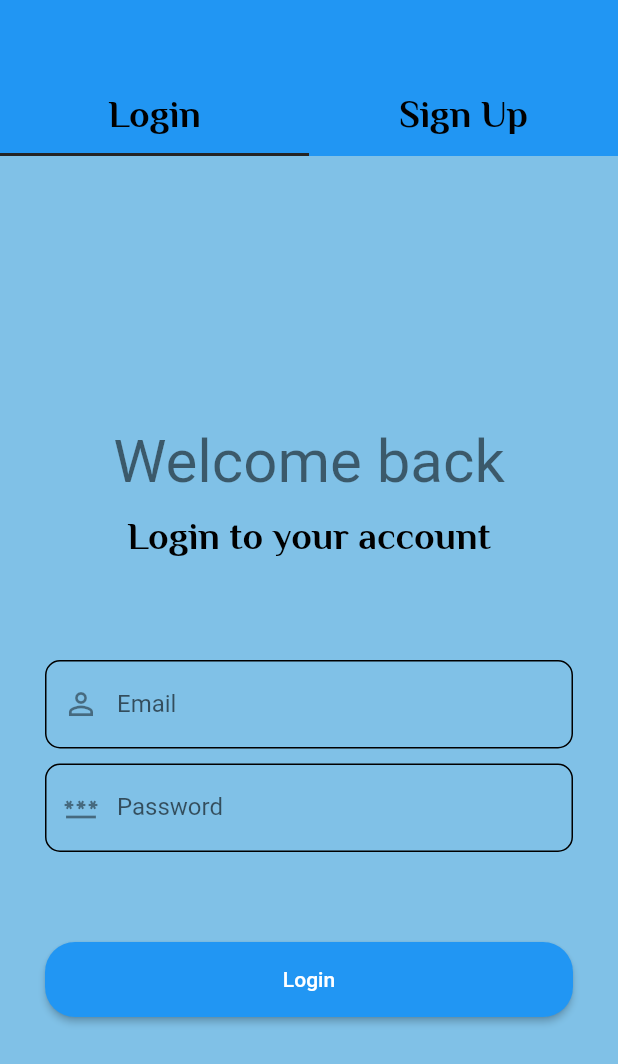
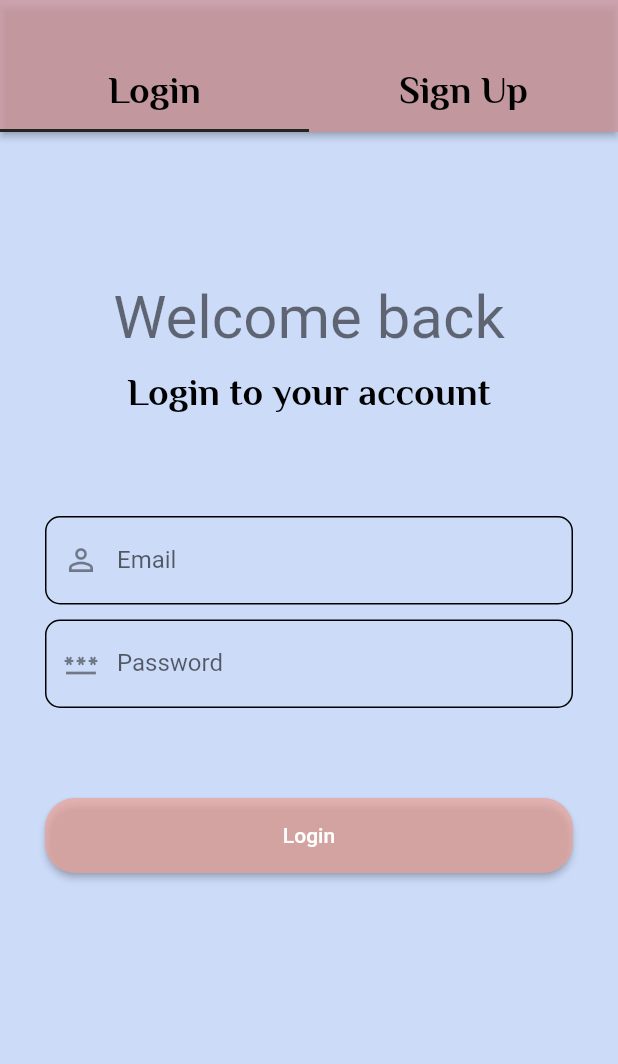
Before and after one commit to YasminKaram/ToDO, a Flutter app: the HomeLayout screen opened by its route, item 2 of the bottom bar chosen, after a tap on the "logout" icon, on a phone screen of 412 x 824 dp. Shown: the top 1064 px of the screen. Run offline on Flutter 3.47's test engine with Material 2 defaults, Android fonts, the phone set to English and light mode, and no system bars; our stand-ins replace calendar_timeline, cloud_firestore, firebase_auth, firebase_core, firebase_crashlytics, flutter_slidable and 2 more; accounts and stored records are empty; generated files the repository leaves out were written again.

Commit message:
last update

```diff
--- a/lib/Screens/Register/Login.dart
+++ /dev/null
@@ -1,127 +0,0 @@
-import 'package:flutter/material.dart';
-import 'package:provider/provider.dart';
-import 'package:todo/Provider/MyProvider.dart';
-import 'package:todo/Screens/Register/SignUp.dart';
-import 'package:todo/Shared/Firebase/Firebase_function.dart';
-import 'package:todo/layout/homeLayout.dart';
-
-class LoginScreen extends StatelessWidget {
-  @override
-  GlobalKey<FormState> formKey = GlobalKey();
-  var emailController = TextEditingController();
-  var passwordController = TextEditingController();
-
-  @override
-  Widget build(BuildContext context) {
-    var pro = Provider.of<MyProvider>(context);
-    return Scaffold(
-      backgroundColor: pro.mode == ThemeMode.dark
-          ? Colors.black
-          : Colors.blue.withOpacity(.5),
-      body: Form(
-        key: formKey,
-        child: SingleChildScrollView(
-          padding: const EdgeInsets.all(30.0),
-          child: Column(
-            children: [
-              const SizedBox(height: 150),
-              Text(
-                "Welcome back",
-                style: Theme.of(context).textTheme.headlineLarge,
-              ),
-              const SizedBox(height: 10),
-              Text(
-                "Login to your account",
-                style: Theme.of(context).textTheme.bodyMedium,
-              ),
-              const SizedBox(height: 60),
-              TextFormField(
-                controller: emailController,
-                keyboardType: TextInputType.name,
-                decoration: InputDecoration(
-                  labelText: "Email",
-                  prefixIcon: const Icon(Icons.person_outline),
-                  border: OutlineInputBorder(
-                    borderRadius: BorderRadius.circular(10),
-                  ),
-                  enabledBorder: OutlineInputBorder(
-                    borderRadius: BorderRadius.circular(10),
-                  ),
-                ),
-                validator: (String? value) {
-                  if (value == null || value.isEmpty) {
-                    return "Please enter Email.";
-                  }
-                  final bool emailValid = RegExp(
-                          r"^[a-zA-Z0-9.a-zA-Z0-9.!#$%&'*+-/=?^_`{|}~]+@[a-zA-Z0-9]+\.[a-zA-Z]+")
-                      .hasMatch(value);
-                  if (!emailValid) {
-                    return "Please enter valid email";
-                  }
-                  return null;
-                },
-              ),
-              const SizedBox(height: 10),
-              TextFormField(
-                controller: passwordController,
-                obscureText: true,
-                keyboardType: TextInputType.visiblePassword,
-                decoration: InputDecoration(
-                  labelText: "Password",
-                  prefixIcon: const Icon(Icons.password_outlined),
-                  border: OutlineInputBorder(
-                    borderRadius: BorderRadius.circular(10),
-                  ),
-                  enabledBorder: OutlineInputBorder(
-                    borderRadius: BorderRadius.circular(10),
-                  ),
-                ),
-                validator: (String? value) {
-                  if (value == null || value.isEmpty) {
-                    return "Please enter password.";
-                  }
-                  return null;
-                },
-              ),
-              const SizedBox(height: 60),
-              Column(
-                children: [
-                  ElevatedButton(
-                    style: ElevatedButton.styleFrom(
-                      minimumSize: const Size.fromHeight(50),
-                      shape: RoundedRectangleBorder(
-                        borderRadius: BorderRadius.circular(20),
-                      ),
-                    ),
-                    onPressed: () {
-                      if (formKey.currentState?.validate() ?? false) {
-                        FirebaseFunctions.login(
-                                emailController.text, passwordController.text, (){
-                                  pro.initUser();
-                                  Navigator.pushNamedAndRemoveUntil(context,HomeLayout.routeName,
-                                          (route) => false,
-                                  );
-
-                        },(errorMessag){
-                                  showDialog(context: context, builder:(context) => AlertDialog(title: Text("Error"),
-                                  content: Text(errorMessag),actions: [
-                                    ElevatedButton(onPressed: (){
-                                      Navigator.pop(context);
-                                    }, child: Text("Okay"))
-                                      ]),
-                                  );
-                        });
-
-                      }
-                    },
-                    child: const Text("Login"),
-                  ),
-                ],
-              ),
-            ],
-          ),
-        ),
-      ),
-    );
-  }
-}
--- /dev/null
+++ b/lib/Screens/Register/Login_tab/Login.dart
@@ -0,0 +1,151 @@
+import 'package:flutter/material.dart';
+import 'package:provider/provider.dart';
+import 'package:todo/Base.dart';
+import 'package:todo/Provider/MyProvider.dart';
+import 'package:todo/Screens/Register/Login_tab/LoginConnecter.dart';
+import 'package:todo/Screens/Register/Login_tab/LoginViewModel.dart';
+import 'package:todo/Screens/Register/SignUp.dart';
+import 'package:todo/Shared/Firebase/Firebase_function.dart';
+import 'package:todo/Shared/style/Colors.dart';
+import 'package:todo/layout/homeLayout.dart';
+
+class LoginScreen extends StatefulWidget {
+  @override
+  State<LoginScreen> createState() => _LoginScreenState();
+}
+
+class _LoginScreenState extends BaseView<LoginViewModel,LoginScreen> implements LoginConnector {
+  @override
+  GlobalKey<FormState> formKey = GlobalKey();
+
+  var emailController = TextEditingController();
+
+  var passwordController = TextEditingController();
+
+  //LoginViewModel vmLogin = LoginViewModel();
+
+  @override
+  void initState() {
+    // TODO: implement initState
+    super.initState();
+    viewModel.connector=this;
+  }
+
+  @override
+  Widget build(BuildContext context) {
+    var pro = Provider.of<MyProvider>(context);
+    return ChangeNotifierProvider(
+      create: (context) => viewModel,
+      builder: (context, child) => Scaffold(
+        backgroundColor: pro.mode == ThemeMode.dark
+            ? Colors.black
+            : Colors.white60,
+        body: Form(
+          key: formKey,
+          child: SingleChildScrollView(
+            padding:  EdgeInsets.only(left: 30.0,right: 30.0,bottom: 10.0),
+            child: Column(
+
+              children: [
+                const SizedBox(height: 100),
+                Text(
+                  "Welcome back",
+                  style: Theme.of(context).textTheme.headlineLarge,
+                ),
+                const SizedBox(height: 10),
+                Text(
+                  "Login to your account",
+                  style: Theme.of(context).textTheme.bodyMedium,
+                ),
+                const SizedBox(height: 60),
+                TextFormField(
+                  controller: emailController,
+                  keyboardType: TextInputType.name,
+                  decoration: InputDecoration(
+                    labelText: "Email",
+                    prefixIcon: const Icon(Icons.person_outline),
+                    border: OutlineInputBorder(
+                      borderRadius: BorderRadius.circular(10),
+                    ),
+                    enabledBorder: OutlineInputBorder(
+                      borderRadius: BorderRadius.circular(10),
+                    ),
+                  ),
+                  validator: (String? value) {
+                    if (value == null || value.isEmpty) {
+                      return "Please enter Email.";
+                    }
+                    final bool emailValid = RegExp(
+                            r"^[a-zA-Z0-9.a-zA-Z0-9.!#$%&'*+-/=?^_`{|}~]+@[a-zA-Z0-9]+\.[a-zA-Z]+")
+                        .hasMatch(value);
+                    if (!emailValid) {
+                      return "Please enter valid email";
+                    }
+                    return null;
+                  },
+                ),
+                const SizedBox(height: 10),
+                TextFormField(
+                  controller: passwordController,
+                  obscureText: true,
+                  keyboardType: TextInputType.visiblePassword,
+                  decoration: InputDecoration(
+                    labelText: "Password",
+                    prefixIcon: const Icon(Icons.password_outlined),
+                    border: OutlineInputBorder(
+                      borderRadius: BorderRadius.circular(10),
+                    ),
+                    enabledBorder: OutlineInputBorder(
+                      borderRadius: BorderRadius.circular(10),
+                    ),
+                  ),
+                  validator: (String? value) {
+                    if (value == null || value.isEmpty) {
+                      return "Please enter password.";
+                    }
+                    return null;
+                  },
+                ),
+                const SizedBox(height: 60),
+                Column(
+                  children: [
+                    ElevatedButton(
+                      style: ElevatedButton.styleFrom(
+                        minimumSize: const Size.fromHeight(50),
+                        shape: RoundedRectangleBorder(
+                          borderRadius: BorderRadius.circular(20),
+                        ),
+                        backgroundColor:  primaryColor.withOpacity(0.7)
+                      ),
+                      onPressed: () {
+                        if (formKey.currentState?.validate() ?? false) {
+                          viewModel.login(
+                              emailController.text, passwordController.text
+                          );
+                        }
+                      },
+                      child: const Text("Login"),
+                    ),
+                  ],
+                ),
+              ],
+            ),
+          ),
+        ),
+      ),
+    );
+  }
+
+  @override
+  goToHome() {
+    Navigator.pushNamedAndRemoveUntil(
+        context, HomeLayout.routeName, (route) => false);
+  }
+
+  @override
+  LoginViewModel initMyViewModel() {
+   return LoginViewModel();
+  }
+
+
+}
--- a/lib/Screens/Register/Register.dart
+++ b/lib/Screens/Register/Register.dart
@@ -1,6 +1,7 @@
 import 'package:flutter/material.dart';
-import 'package:todo/Screens/Register/Login.dart';
+import 'package:todo/Screens/Register/Login_tab/Login.dart';
 import 'package:todo/Screens/Register/SignUp.dart';
+import 'package:todo/Shared/style/Colors.dart';
 
 class RegisterScreen extends StatelessWidget {
 static const String routeName="Register";
@@ -9,11 +10,16 @@ static const String routeName="Register";
   Widget build(BuildContext context) {
     return DefaultTabController(
         length: 2,
+        child: SafeArea(
           child: Scaffold(
             appBar: AppBar(
+              elevation: 2,
+              toolbarHeight: 40,
+              backgroundColor: primaryColor.withOpacity(0.7),
               bottom: TabBar(
+
                 tabs: [
-                Tab(child: Text("Login",style:Theme.of(context).textTheme.bodyMedium,)),
+                  Tab(child: Text("Login",style:Theme.of(context).textTheme.bodyMedium,),),
                   Tab(child: Text("Sign Up",style:Theme.of(context).textTheme.bodyMedium),),
                 ],
               ),
@@ -22,6 +28,7 @@ static const String routeName="Register";
               LoginScreen(),
               SignupScreen()
             ]),
+          ),
         ));
   }
 }
--- a/lib/Screens/Register/SignUp.dart
+++ b/lib/Screens/Register/SignUp.dart
@@ -3,6 +3,7 @@ import 'package:provider/provider.dart';
 import 'package:todo/Provider/MyProvider.dart';
 import 'package:todo/Screens/Register/Register.dart';
 import 'package:todo/Shared/Firebase/Firebase_function.dart';
+import 'package:todo/Shared/style/Colors.dart';
 import 'package:todo/layout/homeLayout.dart';
 
 class SignupScreen extends StatelessWidget {
@@ -18,7 +19,7 @@ class SignupScreen extends StatelessWidget {
     return Scaffold(
       backgroundColor: pro.mode == ThemeMode.dark
           ? Colors.black
-          : Colors.blue.withOpacity(.5),
+          : Colors.white60,
       body: Form(
         key: formKey,
         child: SingleChildScrollView(
@@ -130,6 +131,7 @@ class SignupScreen extends StatelessWidget {
                       shape: RoundedRectangleBorder(
                         borderRadius: BorderRadius.circular(20),
                       ),
+                      backgroundColor:  primaryColor.withOpacity(0.7)
                     ),
                     onPressed: () {
                       if (formKey.currentState?.validate() ?? false) {
--- a/lib/Screens/Tasks/TaskItem.dart
+++ b/lib/Screens/Tasks/TaskItem.dart
@@ -45,8 +45,8 @@ class TaskItem extends StatelessWidget {
               },
               spacing: 0,
               label: "Edit",
-              icon: Icons.delete,
-              backgroundColor: Colors.blue,
+              icon: Icons.edit,
+              backgroundColor:Color(0xff476DB3),
             )
           ]),
           child: Padding(
@@ -94,7 +94,7 @@ class TaskItem extends StatelessWidget {
                               EdgeInsets.symmetric(horizontal: 15, vertical: 5),
                           decoration: BoxDecoration(
                               borderRadius: BorderRadius.circular(8),
-                              color: Colors.blue),
+                              color: primaryColor.withOpacity(0.7)),
                           child: Icon(
                             Icons.check,
                             color: Colors.white,
--- /dev/null
+++ b/lib/Screens/Tasks/TaskTab/TaskTabConnector.dart
@@ -0,0 +1,6 @@
+import 'package:todo/Base.dart';
+
+abstract class Task_TabConnector extends BaseConnector{
+
+
+}
--- /dev/null
+++ b/lib/Screens/Tasks/TaskTab/Task_TabViewModel.dart
@@ -0,0 +1,38 @@
+import 'package:cloud_firestore/cloud_firestore.dart';
+import 'package:firebase_auth/firebase_auth.dart';
+import 'package:flutter/material.dart';
+import 'package:todo/Base.dart';
+import 'package:todo/Models/TaskModel.dart';
+
+class Task_TabViewModel extends BaseViewModel<BaseConnector> {
+  CollectionReference<TaskModel> getTasksCollection() {
+    return FirebaseFirestore.instance
+        .collection("Tasks")
+        .withConverter<TaskModel>(
+      fromFirestore: (snapshot, options) {
+        return TaskModel.fromJson(snapshot.data()!);
+      },
+      toFirestore: (value, options) {
+        return value.tojson();
+      },
+    );
+  }
+
+  Stream<QuerySnapshot<TaskModel>> ?getTasks(DateTime dateTime) {
+    try {
+      // connector!.showLoading();
+      return
+        getTasksCollection()
+          .where("userId", isEqualTo: FirebaseAuth.instance.currentUser!.uid)
+          .where("date",
+              isEqualTo: DateUtils.dateOnly(dateTime).millisecondsSinceEpoch)
+          .snapshots();
+      connector!.hideLoading();
+
+    } on FirebaseAuthException catch (e) {
+      connector!.hideLoading();
+      connector!.showMessage("Error");
+    }
+
+  }
+}
--- a/lib/Screens/Tasks/addTaskBottomSheet.dart
+++ b/lib/Screens/Tasks/addTaskBottomSheet.dart
@@ -91,7 +91,7 @@ class _AddTaskBottomSheetState extends State<AddTaskBottomSheet> {
                   style: GoogleFonts.poppins(
                       fontSize: 15,
                       fontWeight: FontWeight.w700,
-                      color: Colors.blue)),
+                      color: primaryColor)),
             ),
             SizedBox(
               height: 20,
--- a/lib/Screens/Tasks/tasks_tab.dart
+++ b/lib/Screens/Tasks/tasks_tab.dart
@@ -1,7 +1,11 @@
 import 'package:calendar_timeline/calendar_timeline.dart';
 import 'package:flutter/material.dart';
+import 'package:provider/provider.dart';
+import 'package:todo/Base.dart';
 import 'package:todo/Models/TaskModel.dart';
 import 'package:todo/Screens/Tasks/TaskItem.dart';
+import 'package:todo/Screens/Tasks/TaskTab/TaskTabConnector.dart';
+import 'package:todo/Screens/Tasks/TaskTab/Task_TabViewModel.dart';
 import 'package:todo/Shared/Firebase/Firebase_function.dart';
 import 'package:todo/Shared/style/Colors.dart';
 
@@ -17,12 +21,21 @@ class TasksTab extends StatefulWidget {
 
 DateTime selectedDate=DateTime.now();
 
-class _TasksTabState extends State<TasksTab> {
+class _TasksTabState extends BaseView<Task_TabViewModel,TasksTab> implements Task_TabConnector{
+  @override
+  void initState() {
+    // TODO: implement initState
+    super.initState();
+    viewModel.connector=this;
+  }
   @override
   Widget build(BuildContext context) {
-    return Column(
+    return ChangeNotifierProvider(
+      create: (context) => viewModel,
+      child: Column(
         children: [
           CalendarTimeline(
+
             initialDate: selectedDate,
             firstDate: DateTime.now().subtract(Duration(days: 365)),
             lastDate: DateTime.now().add(Duration(days: 365)),
@@ -32,10 +45,12 @@ class _TasksTabState extends State<TasksTab> {
 
               });
             },
+
             leftMargin: 20,
             monthColor: primaryColor,
-          dayColor: primaryColor.withOpacity(.70),
+            dayColor: primaryColor.withOpacity(.90),
             activeDayColor: Colors.white,
+
             activeBackgroundDayColor: primaryColor,
             dotsColor: Colors.white,
             //دي عشان اوقف ايام محدده مقدرش احددها زي ما عملت يوم 15
@@ -43,7 +58,7 @@ class _TasksTabState extends State<TasksTab> {
             locale: 'en',
           ),
           StreamBuilder(
-          stream: FirebaseFunctions.getTasks(selectedDate),
+            stream: viewModel.getTasks(selectedDate),
             builder: (context, snapshot) {
               if (snapshot.connectionState == ConnectionState.waiting) {
                 return Center(child: CircularProgressIndicator());
@@ -67,6 +82,12 @@ class _TasksTabState extends State<TasksTab> {
             },
           ),
         ],
+      ),
     );
   }
+
+  @override
+  Task_TabViewModel initMyViewModel() {
+   return Task_TabViewModel();
   }
+}
--- a/lib/Shared/Firebase/Firebase_function.dart
+++ b/lib/Shared/Firebase/Firebase_function.dart
@@ -27,14 +27,7 @@ class FirebaseFunctions {
     return documentRef.set(taskModel);
   }
 
-  static Stream<QuerySnapshot<TaskModel>> getTasks(DateTime dateTime) {
-    return getTasksCollection()
-        .where("userId",isEqualTo: FirebaseAuth.instance.currentUser!.uid)
-        .where("date",
-            isEqualTo: DateUtils.dateOnly(dateTime).millisecondsSinceEpoch)
 
-        .snapshots();
-  }
 
   static void deleteTask(String id) {
     getTasksCollection().doc(id).delete();
@@ -87,41 +80,7 @@ class FirebaseFunctions {
   }
 
 
-  static Future<void>login(String email,String password, Function onSuccess,Function onError)async{
 
-    try {
-      final credential = await FirebaseAuth.instance.signInWithEmailAndPassword(
-          email: email,
-          password: password
-      );
-      //email verify
-      credential.user!.sendEmailVerification();
-      if(credential.user?.uid != null){
-
-//check verify before login
-        if(credential.user!.emailVerified){
-
-          onSuccess();
-        }
-        else{
-          onError("Please verify your email");
-
-        }
-
-
-
-      }
-    } on FirebaseAuthException catch (e) {
-      onError("Wrong email or password");
-      // if (e.code == 'user-not-found') {
-      //   onError(e.message);
-      //   print('No user found for that email.');
-      // } else if (e.code == 'wrong-password') {
-      //   onError(e.message);
-      //   print('Wrong password provided for that user.');
-      // }
-    }
-  }
 
 
 
--- a/lib/Shared/style/Colors.dart
+++ b/lib/Shared/style/Colors.dart
@@ -2,7 +2,7 @@
 
 import 'package:flutter/material.dart';
 
-const Color primaryColor = Colors.blue;
- const Color mint = Color(0xffDFECDB);
+ Color mint =  Color(0xff80A6ED);
+ Color primaryColor = Color(0xffEDA498);
  const Color blackColor = Color(0xFF242424);
-const Color darkPrimary = Color(0xff060E1E);
+const Color darkPrimary = Color(0xff342340);
--- a/lib/l10n/app_en.arb
+++ b/lib/l10n/app_en.arb
@@ -1,7 +1,7 @@
 {
   "taskTitle":"TaskTitle",
   "taskDescription": "Description",
-  "titleApp": "ToDo",
+  "titleApp": "To remember",
   "addnewTask": "Add new Task",
   "themeing": "Theming",
   "language": "Language",
--- a/lib/layout/homeLayout.dart
+++ b/lib/layout/homeLayout.dart
@@ -27,12 +27,14 @@ class _HomeLayoutState extends State<HomeLayout> {
     return Scaffold(
       extendBody: true,
       appBar: AppBar(
+        backgroundColor: primaryColor,
         title: Row(
           children: [
             Text(
               "${AppLocalizations.of(context)!.titleApp} ",
             ),
-            Text("${pro.userModel ?.name}"),
+            SizedBox(width: 5,),
+            Text(" ${pro.userModel ?.name ??""} "),
           ],
         ),
         centerTitle: true,
@@ -72,11 +74,12 @@ class _HomeLayoutState extends State<HomeLayout> {
                   backgroundColor: Colors.transparent,
                   icon: Icon(
                     Icons.list,
+                    color: primaryColor,
                   ),
                   label: ""),
               BottomNavigationBarItem(
                   backgroundColor: Colors.transparent,
-                  icon: Icon(Icons.settings),
+                  icon: Icon(Icons.settings,color: primaryColor),
                   label: ""),
             ]),
       ),
@@ -85,7 +88,7 @@ class _HomeLayoutState extends State<HomeLayout> {
           showSheet();
         },
         child: Icon(Icons.add),
-        backgroundColor: Colors.blue,
+        backgroundColor: primaryColor,
         shape: CircleBorder(side: BorderSide(color: Colors.white, width: 3)),
       ),
       floatingActionButtonLocation: FloatingActionButtonLocation.centerDocked,
--- a/pubspec.yaml
+++ b/pubspec.yaml
@@ -44,6 +44,7 @@ dependencies:
   flutter_slidable: ^3.0.0
   firebase_auth: ^4.11.0
   icons_launcher: ^2.1.4
+  firebase_crashlytics: ^3.4.2
   flutter_localizations:
     sdk: flutter
   intl: ^0.18.0
```
Also changed, not shown: lib/Base.dart (added, +66 -0 lines), lib/Screens/Register/Login_tab/LoginConnecter.dart (added, +11 -0 lines), lib/Screens/Register/Login_tab/LoginViewModel.dart (added, +42 -0 lines), lib/Screens/Tasks/EditTask.dart (+4 -4 lines), lib/main.dart (+27 -2 lines), assets/images/ic_launcer.png (added), pubspec.lock, 13 other files. Lines whose indentation alone changed are shown as unchanged.
